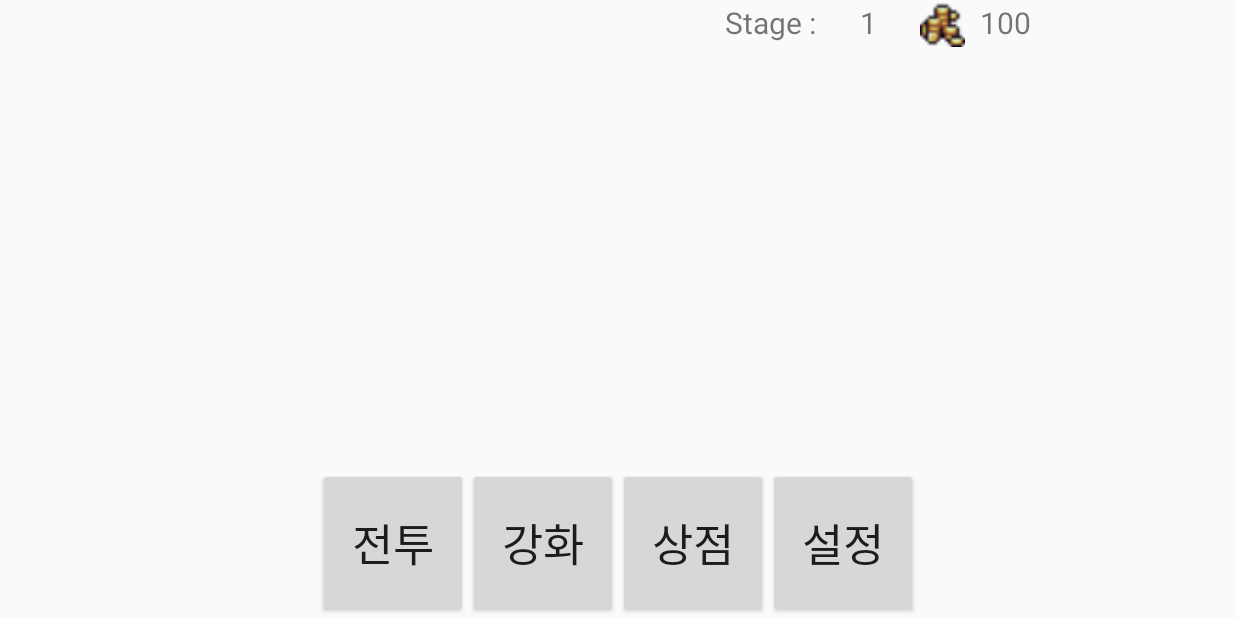
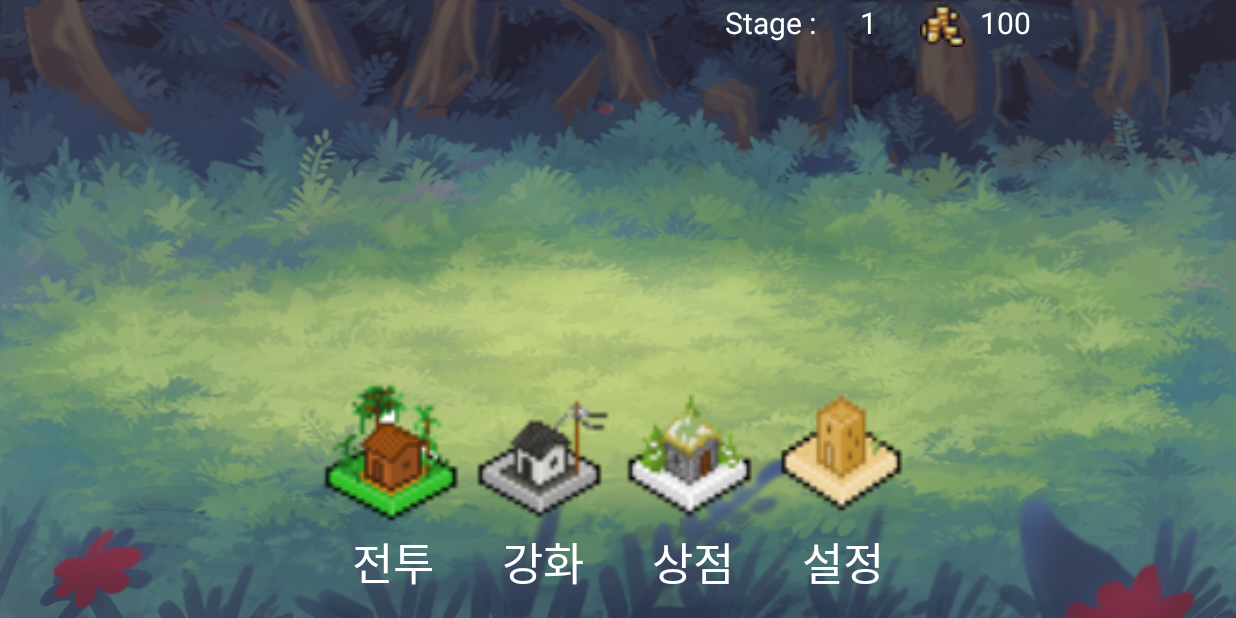
Before and after one commit to SeoHuh/RainbowDefense, an Android app: the LobyActivity screen opened directly, with no data from a screen before it, on a phone screen of 824 x 412 dp (held sideways). Run offline under Robolectric (Android 15) with nearby library versions, the phone set to English and light mode, and no system bars; our stand-ins replace Room's generated code.

Commit message:
Loby Activity에 리소스 추가
house_1~8의 이미지 추가,
배경 battleback_1 추가
house_a~d의 selector 추가,
버튼을 house_a~d로 설정, 배경 설정

```diff
--- /dev/null
+++ b/app/src/main/res/drawable/house_a.xml
@@ -0,0 +1,11 @@
+<?xml version="1.0" encoding="utf-8"?>
+<selector xmlns:android="http://schemas.android.com/apk/res/android">
+
+    <item android:drawable="@drawable/house_2"
+        android:state_pressed="true"/>
+
+    <item android:drawable="@drawable/house_1"
+        android:state_pressed="false"/>
+
+
+</selector>
--- /dev/null
+++ b/app/src/main/res/drawable/house_b.xml
@@ -0,0 +1,11 @@
+<?xml version="1.0" encoding="utf-8"?>
+<selector xmlns:android="http://schemas.android.com/apk/res/android">
+
+    <item android:drawable="@drawable/house_4"
+        android:state_pressed="true"/>
+
+    <item android:drawable="@drawable/house_3"
+        android:state_pressed="false"/>
+
+
+</selector>
--- /dev/null
+++ b/app/src/main/res/drawable/house_c.xml
@@ -0,0 +1,10 @@
+<?xml version="1.0" encoding="utf-8"?>
+<selector xmlns:android="http://schemas.android.com/apk/res/android">
+
+    <item android:drawable="@drawable/house_6"
+        android:state_pressed="true"/>
+
+    <item android:drawable="@drawable/house_5"
+        android:state_pressed="false"/>
+
+</selector>
--- /dev/null
+++ b/app/src/main/res/drawable/house_d.xml
@@ -0,0 +1,10 @@
+<?xml version="1.0" encoding="utf-8"?>
+<selector xmlns:android="http://schemas.android.com/apk/res/android">
+
+    <item android:drawable="@drawable/house_8"
+        android:state_pressed="true"/>
+
+    <item android:drawable="@drawable/house_7"
+        android:state_pressed="false"/>
+
+</selector>
--- a/app/src/main/res/layout/activity_loby.xml
+++ b/app/src/main/res/layout/activity_loby.xml
@@ -4,6 +4,7 @@
     xmlns:tools="http://schemas.android.com/tools"
     android:layout_width="match_parent"
     android:layout_height="match_parent"
+    android:background="@drawable/battleback_1"
     tools:context=".LobyActivity">
 
     <LinearLayout
@@ -19,6 +20,7 @@
             android:layout_height="match_parent"
             android:layout_marginEnd="10dp"
             android:text="Stage :"
+            android:textColor="#ffffff"
             android:textSize="20sp" />
 
         <TextView
@@ -27,6 +29,7 @@
             android:layout_height="match_parent"
             android:layout_marginEnd="10dp"
             android:text="1"
+            android:textColor="#ffffff"
             android:textSize="20sp" />
 
         <ImageView
@@ -41,6 +44,7 @@
             android:layout_height="match_parent"
             android:layout_marginEnd="10dp"
             android:text="1000"
+            android:textColor="#ffffff"
             android:textSize="20sp" />
 
 
@@ -51,29 +55,20 @@
         android:id="@+id/btn_loby_setting"
         android:layout_width="100dp"
         android:layout_height="100dp"
-        android:text="설정"
+        android:layout_marginBottom="60dp"
+        android:background="@drawable/house_d"
         android:textSize="30sp"
         app:layout_constraintBottom_toBottomOf="parent"
         app:layout_constraintEnd_toEndOf="parent"
         app:layout_constraintStart_toEndOf="@+id/btn_loby_shop" />
 
     <Button
-        android:id="@+id/btn_loby_battle"
-        android:layout_width="100dp"
-        android:layout_height="100dp"
-        android:text="전투"
-        android:textSize="30sp"
-        app:layout_constraintBottom_toBottomOf="parent"
-        app:layout_constraintEnd_toStartOf="@+id/btn_loby_reinforce"
-        app:layout_constraintHorizontal_chainStyle="packed"
-        app:layout_constraintStart_toStartOf="parent" />
-
-    <Button
         android:id="@+id/btn_loby_reinforce"
         android:layout_width="100dp"
         android:layout_height="100dp"
-        android:text="강화"
-        android:textSize="30sp"
+        android:layout_marginBottom="60dp"
+        android:background="@drawable/house_b"
+
         app:layout_constraintBottom_toBottomOf="parent"
         app:layout_constraintEnd_toStartOf="@+id/btn_loby_shop"
         app:layout_constraintStart_toEndOf="@+id/btn_loby_battle" />
@@ -82,11 +77,75 @@
         android:id="@+id/btn_loby_shop"
         android:layout_width="100dp"
         android:layout_height="100dp"
-        android:text="상점"
+        android:layout_marginBottom="60dp"
+        android:background="@drawable/house_c"
         android:textSize="30sp"
         app:layout_constraintBottom_toBottomOf="parent"
         app:layout_constraintEnd_toStartOf="@+id/btn_loby_setting"
         app:layout_constraintStart_toEndOf="@+id/btn_loby_reinforce" />
+
+    <Button
+        android:id="@+id/btn_loby_battle"
+        android:layout_width="100dp"
+        android:layout_height="100dp"
+        android:layout_marginBottom="60dp"
+        android:background="@drawable/house_a"
+        android:textSize="30sp"
+        app:layout_constraintBottom_toBottomOf="parent"
+        app:layout_constraintEnd_toStartOf="@+id/btn_loby_reinforce"
+        app:layout_constraintHorizontal_chainStyle="packed"
+        app:layout_constraintStart_toStartOf="parent" />
+
+    <TextView
+        android:id="@+id/textView3"
+        android:layout_width="100dp"
+        android:layout_height="50dp"
+        android:text="상점"
+        android:textAlignment="center"
+        android:textColor="#ffffff"
+        android:textSize="30sp"
+        app:layout_constraintBottom_toBottomOf="parent"
+        app:layout_constraintStart_toEndOf="@+id/btn_loby_reinforce"
+        app:layout_constraintTop_toBottomOf="@+id/btn_loby_battle"
+        app:layout_constraintVertical_bias="0.0" />
+
+    <TextView
+        android:id="@+id/textView"
+        android:layout_width="100dp"
+        android:layout_height="50dp"
+        android:text="전투"
+        android:textAlignment="center"
+        android:textColor="#ffffff"
+        android:textSize="30sp"
+        app:layout_constraintBottom_toBottomOf="parent"
+        app:layout_constraintStart_toStartOf="@+id/btn_loby_battle"
+        app:layout_constraintTop_toBottomOf="@+id/btn_loby_battle"
+        app:layout_constraintVertical_bias="0.0" />
+
+    <TextView
+        android:id="@+id/textView2"
+        android:layout_width="100dp"
+        android:layout_height="50dp"
+        android:text="강화"
+        android:textAlignment="center"
+        android:textColor="#ffffff"
+        android:textSize="30sp"
+        app:layout_constraintBottom_toBottomOf="parent"
+        app:layout_constraintStart_toStartOf="@+id/btn_loby_reinforce"
+        app:layout_constraintTop_toBottomOf="@+id/btn_loby_reinforce"
+        app:layout_constraintVertical_bias="0.0" />
+
+    <TextView
+        android:layout_width="100dp"
+        android:layout_height="50dp"
+        android:text="설정"
+        android:textAlignment="center"
+        android:textColor="#ffffff"
+        android:textSize="30sp"
+        app:layout_constraintBottom_toBottomOf="parent"
+        app:layout_constraintStart_toStartOf="@+id/btn_loby_setting"
+        app:layout_constraintTop_toBottomOf="@+id/btn_loby_battle"
+        app:layout_constraintVertical_bias="0.0" />
 
     <androidx.constraintlayout.widget.Guideline
         android:id="@+id/guideline"
```
Also changed, not shown: app/src/main/res/drawable/battleback_1.png (added), app/src/main/res/drawable/house_1.png (added), app/src/main/res/drawable/house_2.png (added), app/src/main/res/drawable/house_3.png (added), app/src/main/res/drawable/house_4.png (added), app/src/main/res/drawable/house_5.png (added), app/src/main/res/drawable/house_6.png (added), app/src/main/res/drawable/house_7.png (added), app/src/main/res/drawable/house_8.png (added).
